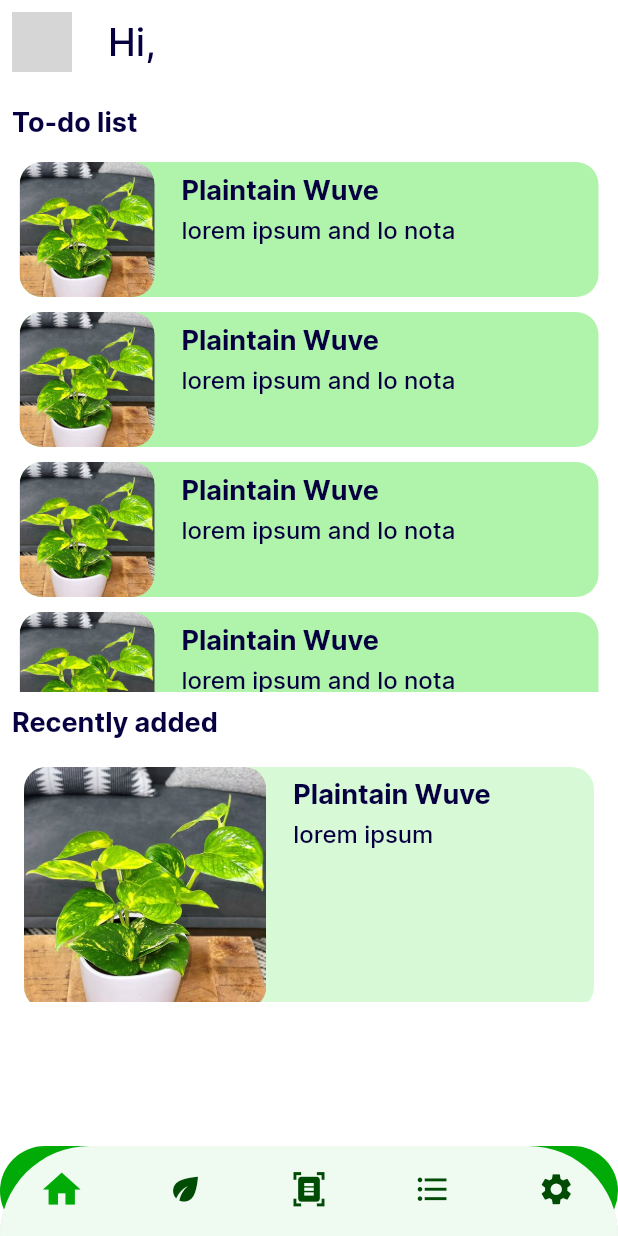
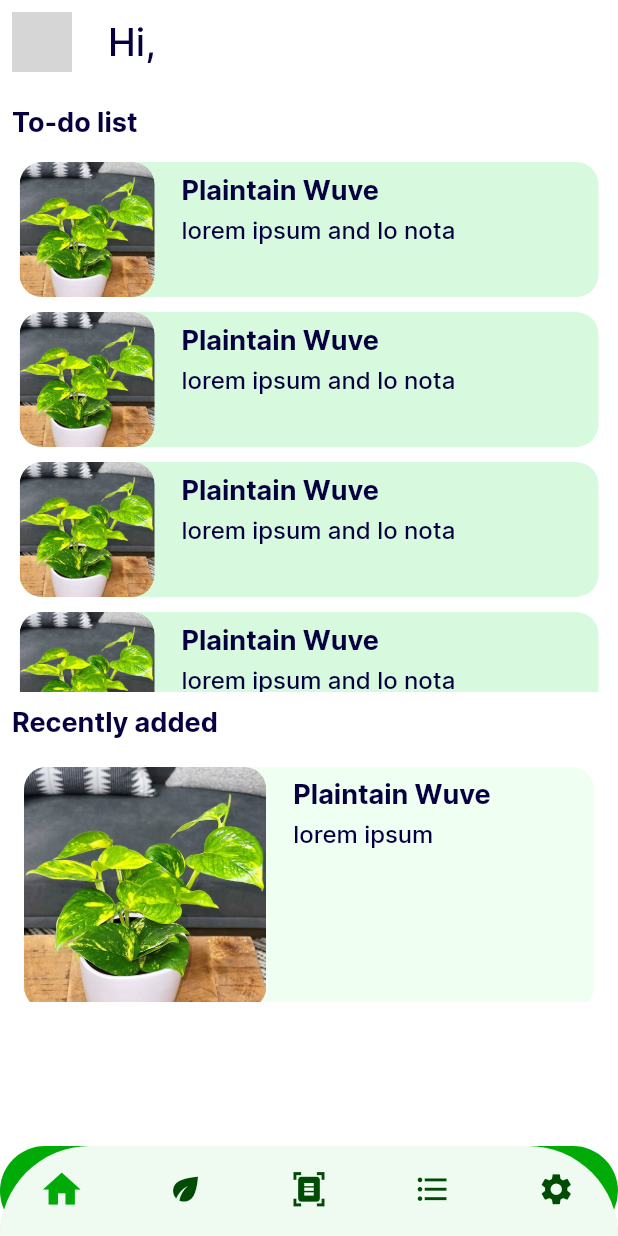
Before and after one commit to Atuoha/plantly, a Flutter app: the screen it shows once a user with an empty profile is signed in, on a phone screen of 412 x 824 dp. Run offline on Flutter 3.47's test engine with Material 2 defaults, Android fonts, the phone set to English and light mode, and no system bars; our stand-ins replace bloc, cloud_firestore, equatable, firebase_auth, firebase_core, flutter_bloc and 5 more; missing offline and left inert: is_first_run; accounts and stored records are empty; network calls fail; grey boxes are pictures that could not be loaded.

Commit message:
color adjustment

```diff
--- a/lib/constants/color.dart
+++ b/lib/constants/color.dart
@@ -15,3 +15,8 @@ const searchBoxBg =  Color(0XFFF3F3F3);
 
 const sunIconBg = Color(0xFFF29A4D);
 const waterIconBg = Color(0xFF1F7CE9);
+
+const plantBgColor = Color(0XFFD7F9DE);
+const litePlantColor = Color(0XFFEDFFF1);
+
+const recentPlantBg =  Color(0XFFEFFFF2);
--- a/lib/presentation/screens/main/home.dart
+++ b/lib/presentation/screens/main/home.dart
@@ -98,11 +98,14 @@ class _HomeScreenState extends State<HomeScreen> {
                         alignment: Alignment.centerRight,
                         decoration: BoxDecoration(
                           borderRadius: BorderRadius.circular(15),
-                          color: Colors.red,
+                          color: litePlantColor,
                         ),
-                        child: const Icon(
-                          Icons.delete_forever_outlined,
-                          color: Colors.white,
+                        child: IconButton(
+                          onPressed: () {},
+                          icon: const Icon(
+                            Icons.delete_forever_outlined,
+                            color: Colors.red,
+                          ),
                         ),
                       ),
                       direction: DismissDirection.endToStart,
@@ -137,7 +140,7 @@ class _HomeScreenState extends State<HomeScreen> {
                       ),
                       child: Container(
                         decoration: BoxDecoration(
-                          color: bgColor,
+                          color: plantBgColor,
                           borderRadius: BorderRadius.circular(15),
                         ),
                         height: 90,
@@ -201,7 +204,7 @@ class _HomeScreenState extends State<HomeScreen> {
                     padding: const EdgeInsets.all(8.0),
                     child: Container(
                       decoration: BoxDecoration(
-                        color: bgLiteColor,
+                        color: recentPlantBg,
                         borderRadius: BorderRadius.circular(15),
                       ),
                       height: size.height / 5.1,
```
Also changed, not shown: lib/presentation/screens/plant/single_view.dart (+21 -1 lines), lib/presentation/screens/plant/view_all.dart (+9 -3 lines).
